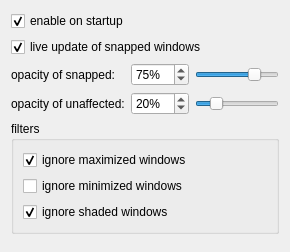
Flupp/sticky-window-snapping, file contents/ui/config.ui: the form before one commit.
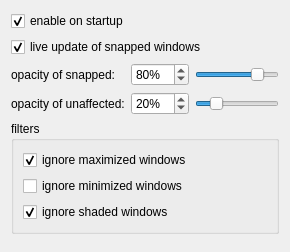
The form after the commit.

Commit message: opacityOfSnapped default: 75 ⇝ 80

```diff
--- a/contents/ui/config.ui
+++ b/contents/ui/config.ui
@@ -44,7 +44,7 @@
         <number>100</number>
        </property>
        <property name="value">
-        <number>75</number>
+        <number>80</number>
        </property>
       </widget>
      </item>
@@ -54,7 +54,7 @@
         <number>100</number>
        </property>
        <property name="value">
-        <number>75</number>
+        <number>80</number>
        </property>
        <property name="orientation">
         <enum>Qt::Horizontal</enum>
```
The commit also changes 2 other files.
